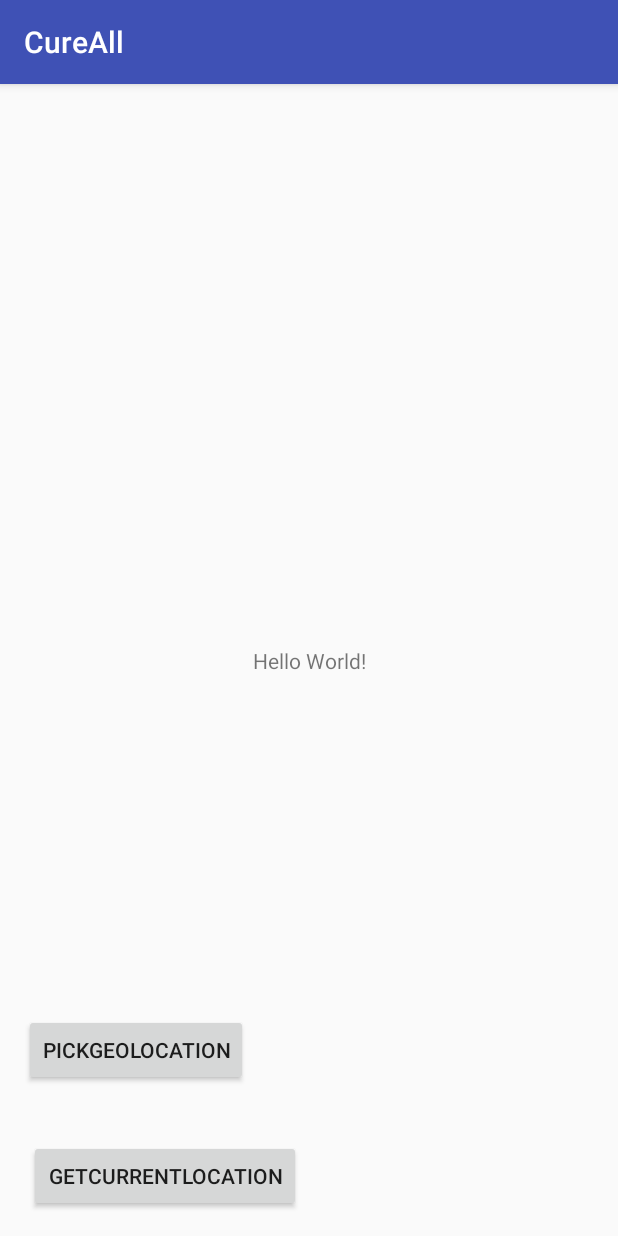
After one commit to CMPUT301F18T09/CureAll, an Android app: the MapActivity screen opened directly, with no data from a screen before it, on a phone screen of 412 x 824 dp. The commit adds this screen. Run offline under Robolectric (Android 15) with nearby library versions, the phone set to English and light mode, and no system bars.

Commit message:
combined geo-part

```diff
--- a/app/build.gradle
+++ b/app/build.gradle
@@ -28,6 +28,7 @@ android {
 
 dependencies {
 
+    //noinspection GradleCompatible
     implementation 'com.android.support:appcompat-v7:28.0.0'
     implementation 'com.android.support.constraint:constraint-layout:1.1.3'
     testImplementation 'junit:junit:4.12'
@@ -40,6 +41,6 @@ dependencies {
     annotationProcessor 'com.github.bumptech.glide:compiler:4.8.0'
     implementation 'com.squareup.picasso:picasso:2.71828'
     implementation files('src/include/jest-droid-2.0.1-SNAPSHOT.jar')
-
+    implementation 'com.google.android.gms:play-services:12.0.1'
 
 }
--- a/app/src/main/java/com/example/cmput301f18t09/cureall/Activities/PatientActivity/PatientProblemDetailPageActivity.java
+++ b/app/src/main/java/com/example/cmput301f18t09/cureall/Activities/PatientActivity/PatientProblemDetailPageActivity.java
@@ -11,6 +11,7 @@ import android.view.View;
 import android.widget.EditText;
 import android.widget.ImageButton;
 
+import com.example.cmput301f18t09.cureall.Activities.publicActitivy.MapActivity;
 import com.example.cmput301f18t09.cureall.Activities.publicActitivy.SearchActivity;
 import com.example.cmput301f18t09.cureall.PatientAdapter.PatientProblemDetailPageAdapter;
 import com.example.cmput301f18t09.cureall.R;
@@ -50,7 +51,9 @@ public class PatientProblemDetailPageActivity extends AppCompatActivity {
                         if (i==0 || i==1) {
                             startActivity(new Intent(PatientProblemDetailPageActivity.this,SearchActivity.class).putExtra("From","patient"));
                         }
-                        else {}
+                        else {
+                            startActivity(new Intent(PatientProblemDetailPageActivity.this,MapActivity.class).putExtra("From","patient"));
+                        }
                     }
                 });
                 AlertDialog dialog = builder.create();
--- a/app/src/main/java/com/example/cmput301f18t09/cureall/Activities/ProviderActivity/ProviderProblemDetailPageActivity.java
+++ b/app/src/main/java/com/example/cmput301f18t09/cureall/Activities/ProviderActivity/ProviderProblemDetailPageActivity.java
@@ -11,6 +11,7 @@ import android.view.View;
 import android.widget.ImageButton;
 import android.widget.TextView;
 
+import com.example.cmput301f18t09.cureall.Activities.publicActitivy.MapActivity;
 import com.example.cmput301f18t09.cureall.Activities.publicActitivy.SearchActivity;
 import com.example.cmput301f18t09.cureall.ProviderAdapter.ProblemDetailPageAdapter;
 import com.example.cmput301f18t09.cureall.R;
@@ -48,7 +49,9 @@ public class ProviderProblemDetailPageActivity extends AppCompatActivity {
                         if (i==0 || i==1) {
                             startActivity(new Intent(ProviderProblemDetailPageActivity.this,SearchActivity.class).putExtra("From","provider"));
                         }
-                        else {}
+                        else {
+                            startActivity(new Intent(ProviderProblemDetailPageActivity.this,MapActivity.class).putExtra("From","provider"));
+                        }
                     }
                 });
                 AlertDialog dialog = builder.create();
--- /dev/null
+++ b/app/src/main/java/com/example/cmput301f18t09/cureall/Activities/publicActitivy/MapActivity.java
@@ -0,0 +1,129 @@
+package com.example.cmput301f18t09.cureall.Activities.publicActitivy;
+
+import android.Manifest;
+import android.app.Activity;
+import android.content.Intent;
+import android.content.pm.PackageManager;
+import android.location.Location;
+import android.location.LocationListener;
+import android.location.LocationManager;
+import android.provider.Settings;
+import android.support.annotation.NonNull;
+import android.support.v4.app.ActivityCompat;
+import android.support.v7.app.AppCompatActivity;
+import android.os.Bundle;
+import android.view.View;
+import android.widget.Button;
+import android.widget.TextView;
+
+import com.example.cmput301f18t09.cureall.R;
+import com.google.android.gms.common.GooglePlayServicesNotAvailableException;
+import com.google.android.gms.common.GooglePlayServicesRepairableException;
+import com.google.android.gms.location.places.Place;
+import com.google.android.gms.location.places.ui.PlacePicker;
+
+public class MapActivity extends AppCompatActivity {
+
+    private Button button;
+    private TextView textView;
+    private LocationManager locationManager;
+    private LocationListener locationListener;
+
+    @Override
+    protected void onCreate(Bundle savedInstanceState) {
+        super.onCreate(savedInstanceState);
+        setContentView(R.layout.activity_map);
+        button = (Button) findViewById(R.id.GetCurrentLocation);
+        textView = (TextView) findViewById(R.id.View);
+        locationManager = (LocationManager) getSystemService(LOCATION_SERVICE);
+
+        locationListener = new LocationListener() {
+            @Override
+            public void onLocationChanged(Location location) {
+                textView.append("\n " + location.getLatitude() + " " + location.getLongitude());
+            }
+
+            @Override
+            public void onStatusChanged(String s, int i, Bundle bundle) {
+
+            }
+
+            @Override
+            public void onProviderEnabled(String s) {
+
+            }
+
+            @Override
+            public void onProviderDisabled(String s) {
+                Intent intent = new Intent(Settings.ACTION_LOCATION_SOURCE_SETTINGS);
+                startActivity(intent);
+            }
+        };
+        if (checkSelfPermission(Manifest.permission.ACCESS_FINE_LOCATION) != PackageManager.PERMISSION_GRANTED && ActivityCompat.checkSelfPermission(this, Manifest.permission.ACCESS_COARSE_LOCATION) != PackageManager.PERMISSION_GRANTED) {
+            requestPermissions(new String[]{
+                    Manifest.permission.ACCESS_FINE_LOCATION, Manifest.permission.ACCESS_COARSE_LOCATION,
+                    Manifest.permission.INTERNET}, 10);
+            return;
+        } else {
+            configureButton();
+        }
+
+        GeoLocation = (TextView) findViewById(R.id.PickGeoLocation);
+        GeoLocation.setOnClickListener(new View.OnClickListener() {
+            @Override
+            public void onClick(View v) {
+                PlacePicker.IntentBuilder builder = new PlacePicker.IntentBuilder();
+                try {
+                    startActivityForResult(builder.build(MapActivity.this), PLACE_PICKER_REQUEST);
+                } catch (GooglePlayServicesRepairableException | GooglePlayServicesNotAvailableException e) {
+                    e.printStackTrace();
+                }
+            }
+        });
+    }
+
+    @Override
+    public void onRequestPermissionsResult(int requestCode, @NonNull String[] permissions, @NonNull int[] grantResults) {
+        super.onRequestPermissionsResult(requestCode, permissions, grantResults);
+        switch (requestCode) {
+            case 10:
+                if (grantResults.length > 0 && grantResults[0] == PackageManager.PERMISSION_GRANTED)
+                    configureButton();
+                return;
+        }
+    }
+
+    private void configureButton() {
+        button.setOnClickListener(new View.OnClickListener() {
+            @Override
+            public void onClick(View view) {
+                if (ActivityCompat.checkSelfPermission(MapActivity.this, Manifest.permission.ACCESS_FINE_LOCATION) != PackageManager.PERMISSION_GRANTED && ActivityCompat.checkSelfPermission(MapActivity.this, Manifest.permission.ACCESS_COARSE_LOCATION) != PackageManager.PERMISSION_GRANTED) {
+                    // TODO: Consider calling
+                    //    ActivityCompat#requestPermissions
+                    // here to request the missing permissions, and then overriding
+                    //   public void onRequestPermissionsResult(int requestCode, String[] permissions,
+                    //                                          int[] grantResults)
+                    // to handle the case where the user grants the permission. See the documentation
+                    // for ActivityCompat#requestPermissions for more details.
+                    return;
+                }
+                locationManager.requestLocationUpdates("gps", 0, 0, locationListener);
+            }
+        });
+    }
+
+
+    int PLACE_PICKER_REQUEST = 1;
+    private TextView GeoLocation;
+
+
+    protected void onActivityResult(int requestCode, int resultCode, Intent data){
+        if (requestCode == PLACE_PICKER_REQUEST){
+            if (resultCode == RESULT_OK){
+                Place place = PlacePicker.getPlace(this,data);
+                String geolocation = String.format("%s",place.getAddress());//(String) place.getAddress();
+                GeoLocation.setText(geolocation);
+            }
+        }
+    }
+}
--- /dev/null
+++ b/app/src/main/res/layout/activity_map.xml
@@ -0,0 +1,39 @@
+<?xml version="1.0" encoding="utf-8"?>
+<android.support.constraint.ConstraintLayout xmlns:android="http://schemas.android.com/apk/res/android"
+    xmlns:app="http://schemas.android.com/apk/res-auto"
+    xmlns:tools="http://schemas.android.com/tools"
+    android:layout_width="match_parent"
+    android:layout_height="match_parent"
+    tools:context=".Activities.publicActitivy.MapActivity">
+
+    <TextView
+        android:id="@+id/View"
+        android:layout_width="wrap_content"
+        android:layout_height="wrap_content"
+        android:text="Hello World!"
+        app:layout_constraintBottom_toBottomOf="parent"
+        app:layout_constraintLeft_toLeftOf="parent"
+        app:layout_constraintRight_toRightOf="parent"
+        app:layout_constraintTop_toTopOf="parent" />
+
+    <Button
+        android:id="@+id/GetCurrentLocation"
+        android:layout_width="181dp"
+        android:layout_height="wrap_content"
+        android:layout_marginBottom="16dp"
+        android:layout_marginStart="19dp"
+        android:text="GetCurrentLocation"
+        app:layout_constraintBottom_toBottomOf="parent"
+        app:layout_constraintStart_toStartOf="parent" />
+
+    <Button
+        android:id="@+id/PickGeoLocation"
+        android:layout_width="wrap_content"
+        android:layout_height="wrap_content"
+        android:layout_marginBottom="100dp"
+        android:layout_marginStart="16dp"
+        android:text="PickGeoLocation"
+        app:layout_constraintBottom_toBottomOf="parent"
+        app:layout_constraintStart_toStartOf="parent" />
+
+</android.support.constraint.ConstraintLayout>
```
Also changed, not shown: app/src/main/AndroidManifest.xml (+6 -1 lines), 2 other files.
